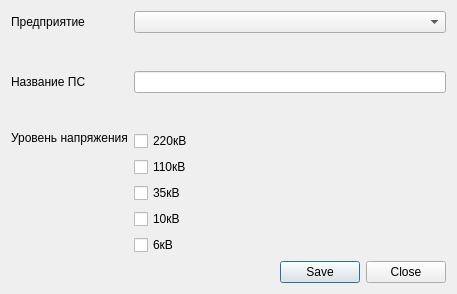
Old version of the form ui/inputdata.ui in the repository nikola240698/MretEquipment.
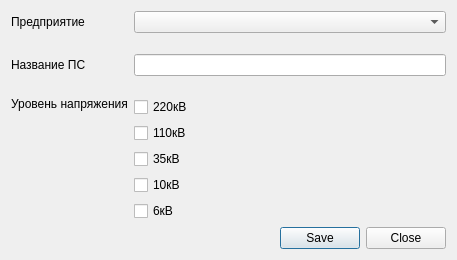
New version of the form.

```diff
--- a/ui/inputdata.ui
+++ b/ui/inputdata.ui
@@ -7,7 +7,7 @@
     <x>0</x>
     <y>0</y>
     <width>457</width>
-    <height>294</height>
+    <height>260</height>
    </rect>
   </property>
   <property name="windowTitle">
```
Left out of the diff: 4 changed lines with no effect on the pictures.
